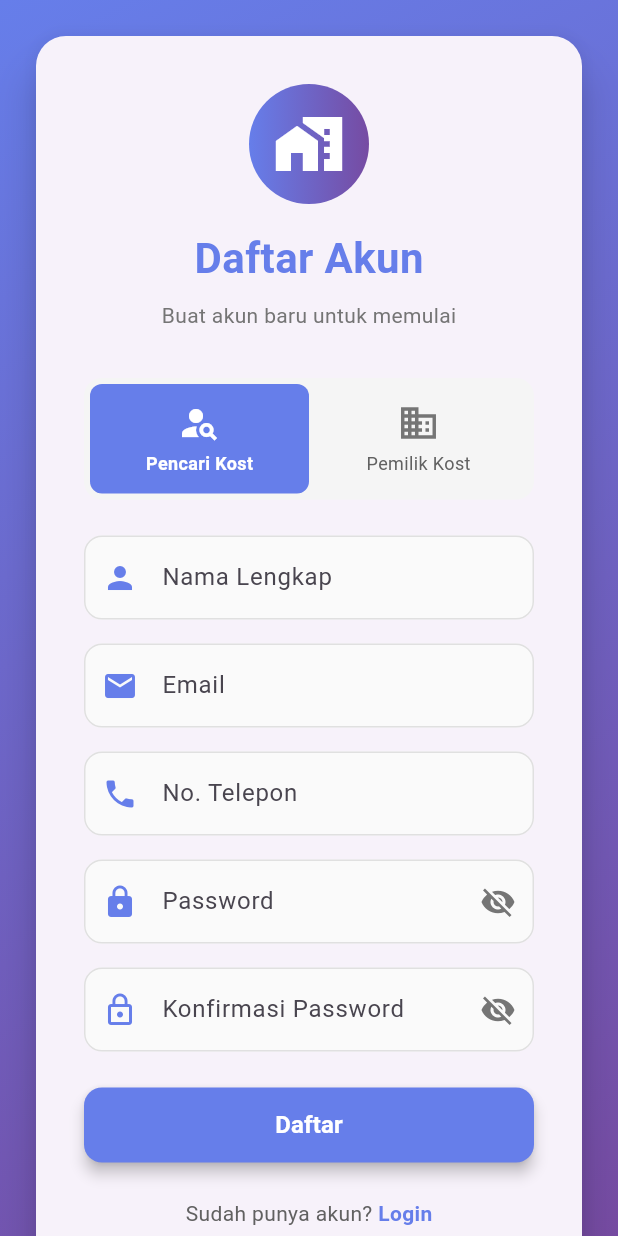
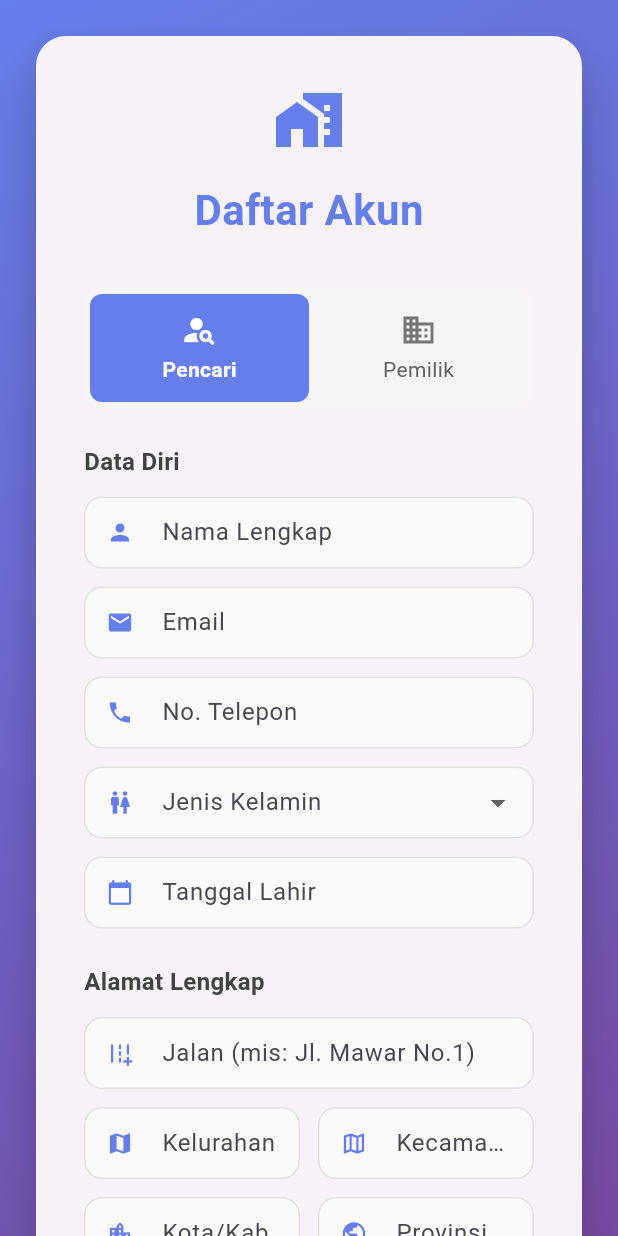
Before and after one commit to lupitaaasetia/Kost_ong, a Flutter app: the RegisterScreen screen opened by its route, on a phone screen of 412 x 824 dp. Run offline on Flutter 3.47's test engine with Material 3 defaults, Android fonts, the phone set to English and light mode, and no system bars; accounts and stored records are empty.

Commit message:
PERBAIKAN REGISTER

```diff
--- a/kostongapp/lib/screens/register_screen.dart
+++ b/kostongapp/lib/screens/register_screen.dart
@@ -1,4 +1,5 @@
 import 'package:flutter/material.dart';
+import 'package:intl/intl.dart';
 import '../services/api_service.dart';
 
 class RegisterScreen extends StatefulWidget {
@@ -8,20 +9,54 @@ class RegisterScreen extends StatefulWidget {
 
 class _RegisterScreenState extends State<RegisterScreen> {
   final _formKey = GlobalKey<FormState>();
+
+  // Controllers Data Diri
   final TextEditingController namaC = TextEditingController();
   final TextEditingController emailC = TextEditingController();
   final TextEditingController passC = TextEditingController();
   final TextEditingController confirmPassC = TextEditingController();
   final TextEditingController teleponC = TextEditingController();
+  final TextEditingController tglLahirC = TextEditingController();
+
+  // Controllers Alamat (Wajib sesuai Database)
+  final TextEditingController jalanC = TextEditingController();
+  final TextEditingController kelurahanC = TextEditingController();
+  final TextEditingController kecamatanC = TextEditingController();
+  final TextEditingController kotaC = TextEditingController();
+  final TextEditingController provinsiC = TextEditingController();
+  final TextEditingController kodePosC = TextEditingController();
 
   String error = '';
   bool loading = false;
-  String selectedRole = 'pencari'; // default role
+  String selectedRole = 'pencari';
+  String? selectedGender; // Untuk dropdown jenis kelamin
   bool _obscurePassword = true;
   bool _obscureConfirmPassword = true;
+  DateTime? selectedDate;
+
+  // Fungsi Helper Date Picker
+  Future<void> _selectDate(BuildContext context) async {
+    final DateTime? picked = await showDatePicker(
+      context: context,
+      initialDate: DateTime(2000),
+      firstDate: DateTime(1950),
+      lastDate: DateTime.now(),
+    );
+    if (picked != null && picked != selectedDate) {
+      setState(() {
+        selectedDate = picked;
+        tglLahirC.text = DateFormat('yyyy-MM-dd').format(picked);
+      });
+    }
+  }
 
   void _register() async {
     if (!_formKey.currentState!.validate()) return;
+
+    if (selectedGender == null) {
+      setState(() => error = 'Pilih jenis kelamin');
+      return;
+    }
 
     if (passC.text != confirmPassC.text) {
       setState(() => error = 'Password tidak cocok');
@@ -33,18 +68,28 @@ class _RegisterScreenState extends State<RegisterScreen> {
       loading = true;
     });
 
+    // Memanggil API dengan data lengkap sesuai schema Database
     final res = await ApiService.register(
-      namaC.text.trim(),
-      emailC.text.trim(),
-      passC.text,
-      teleponC.text.trim(),
-      selectedRole,
+      namaLengkap: namaC.text.trim(),
+      email: emailC.text.trim(),
+      password: passC.text,
+      noTelepon: teleponC.text.trim(),
+      role: selectedRole,
+      jenisKelamin: selectedGender!,
+      tanggalLahir: selectedDate?.toIso8601String() ?? DateTime.now().toIso8601String(),
+      alamat: {
+        'jalan': jalanC.text.trim(),
+        'kelurahan': kelurahanC.text.trim(),
+        'kecamatan': kecamatanC.text.trim(),
+        'kota': kotaC.text.trim(),
+        'provinsi': provinsiC.text.trim(),
+        'kode_pos': kodePosC.text.trim(),
+      },
     );
 
     setState(() => loading = false);
 
     if (res['success'] == true) {
-      // Show success message
       ScaffoldMessenger.of(context).showSnackBar(
         SnackBar(
           content: Row(
@@ -56,11 +101,9 @@ class _RegisterScreenState extends State<RegisterScreen> {
           ),
           backgroundColor: Colors.green[700],
           behavior: SnackBarBehavior.floating,
-          shape: RoundedRectangleBorder(borderRadius: BorderRadius.circular(8)),
         ),
       );
 
-      // Navigate to login
       Future.delayed(Duration(seconds: 1), () {
         if (mounted) Navigator.pushReplacementNamed(context, '/');
       });
@@ -100,21 +143,8 @@ class _RegisterScreenState extends State<RegisterScreen> {
                   child: Column(
                     mainAxisSize: MainAxisSize.min,
                     children: [
-                      // Logo and Title
-                      Container(
-                        padding: EdgeInsets.all(16),
-                        decoration: BoxDecoration(
-                          gradient: LinearGradient(
-                            colors: [Color(0xFF667eea), Color(0xFF764ba2)],
-                          ),
-                          shape: BoxShape.circle,
-                        ),
-                        child: Icon(
-                          Icons.home_work,
-                          size: 48,
-                          color: Colors.white,
-                        ),
-                      ),
+                      // Header
+                      Icon(Icons.home_work, size: 48, color: Color(0xFF667eea)),
                       SizedBox(height: 16),
                       Text(
                         'Daftar Akun',
@@ -124,14 +154,9 @@ class _RegisterScreenState extends State<RegisterScreen> {
                           color: Color(0xFF667eea),
                         ),
                       ),
-                      SizedBox(height: 8),
-                      Text(
-                        'Buat akun baru untuk memulai',
-                        style: TextStyle(fontSize: 14, color: Colors.grey[600]),
-                      ),
                       SizedBox(height: 32),
 
-                      // Role Selection
+                      // Role Switcher
                       Container(
                         padding: EdgeInsets.all(4),
                         decoration: BoxDecoration(
@@ -140,128 +165,111 @@ class _RegisterScreenState extends State<RegisterScreen> {
                         ),
                         child: Row(
                           children: [
-                            Expanded(
-                              child: _buildRoleButton(
-                                'pencari',
-                                'Pencari Kost',
-                                Icons.person_search,
-                              ),
-                            ),
-                            Expanded(
-                              child: _buildRoleButton(
-                                'pemilik',
-                                'Pemilik Kost',
-                                Icons.business,
-                              ),
-                            ),
+                            Expanded(child: _buildRoleButton('pencari', 'Pencari', Icons.person_search)),
+                            Expanded(child: _buildRoleButton('pemilik', 'Pemilik', Icons.business)),
                           ],
                         ),
                       ),
                       SizedBox(height: 24),
 
-                      // Form
+                      // Form Input
                       Form(
                         key: _formKey,
                         child: Column(
+                          crossAxisAlignment: CrossAxisAlignment.start,
                           children: [
-                            _buildTextField(
-                              controller: namaC,
-                              label: 'Nama Lengkap',
-                              icon: Icons.person,
-                              validator: (v) => v == null || v.isEmpty
-                                  ? 'Masukkan nama lengkap'
-                                  : null,
-                            ),
-                            SizedBox(height: 16),
+                            _sectionTitle("Data Diri"),
+                            _buildTextField(controller: namaC, label: 'Nama Lengkap', icon: Icons.person),
+                            SizedBox(height: 12),
                             _buildTextField(
                               controller: emailC,
                               label: 'Email',
                               icon: Icons.email,
-                              keyboardType: TextInputType.emailAddress,
-                              validator: (v) {
-                                if (v == null || v.isEmpty) {
-                                  return 'Masukkan email';
-                                }
-                                if (!v.contains('@')) {
-                                  return 'Email tidak valid';
-                                }
-                                return null;
-                              },
+                              keyboardType: TextInputType.emailAddress
                             ),
-                            SizedBox(height: 16),
+                            SizedBox(height: 12),
                             _buildTextField(
                               controller: teleponC,
                               label: 'No. Telepon',
                               icon: Icons.phone,
-                              keyboardType: TextInputType.phone,
-                              validator: (v) => v == null || v.isEmpty
-                                  ? 'Masukkan nomor telepon'
-                                  : null,
+                              keyboardType: TextInputType.phone
                             ),
-                            SizedBox(height: 16),
+                            SizedBox(height: 12),
+
+                            // Dropdown Gender
+                            DropdownButtonFormField<String>(
+                              value: selectedGender,
+                              decoration: _inputDecoration('Jenis Kelamin', Icons.wc),
+                              items: ['Laki-laki', 'Perempuan'].map((String val) {
+                                return DropdownMenuItem(value: val, child: Text(val));
+                              }).toList(),
+                              onChanged: (v) => setState(() => selectedGender = v),
+                              validator: (v) => v == null ? 'Pilih jenis kelamin' : null,
+                            ),
+                            SizedBox(height: 12),
+
+                            // Date Picker
+                            TextFormField(
+                              controller: tglLahirC,
+                              readOnly: true,
+                              onTap: () => _selectDate(context),
+                              decoration: _inputDecoration('Tanggal Lahir', Icons.calendar_today),
+                              validator: (v) => v!.isEmpty ? 'Isi tanggal lahir' : null,
+                            ),
+
+                            SizedBox(height: 24),
+                            _sectionTitle("Alamat Lengkap"),
+
+                            // Form Alamat
+                            _buildTextField(controller: jalanC, label: 'Jalan (mis: Jl. Mawar No.1)', icon: Icons.add_road),
+                            SizedBox(height: 12),
+                            Row(
+                              children: [
+                                Expanded(child: _buildTextField(controller: kelurahanC, label: 'Kelurahan', icon: Icons.map)),
+                                SizedBox(width: 12),
+                                Expanded(child: _buildTextField(controller: kecamatanC, label: 'Kecamatan', icon: Icons.map_outlined)),
+                              ],
+                            ),
+                            SizedBox(height: 12),
+                            Row(
+                              children: [
+                                Expanded(child: _buildTextField(controller: kotaC, label: 'Kota/Kab', icon: Icons.location_city)),
+                                SizedBox(width: 12),
+                                Expanded(child: _buildTextField(controller: provinsiC, label: 'Provinsi', icon: Icons.public)),
+                              ],
+                            ),
+                            SizedBox(height: 12),
+                            _buildTextField(controller: kodePosC, label: 'Kode Pos', icon: Icons.numbers, keyboardType: TextInputType.number),
+
+                            SizedBox(height: 24),
+                            _sectionTitle("Keamanan"),
                             _buildTextField(
                               controller: passC,
                               label: 'Password',
                               icon: Icons.lock,
                               obscureText: _obscurePassword,
                               suffixIcon: IconButton(
-                                icon: Icon(
-                                  _obscurePassword
-                                      ? Icons.visibility_off
-                                      : Icons.visibility,
-                                  color: Colors.grey[600],
-                                ),
-                                onPressed: () {
-                                  setState(() {
-                                    _obscurePassword = !_obscurePassword;
-                                  });
-                                },
+                                icon: Icon(_obscurePassword ? Icons.visibility_off : Icons.visibility),
+                                onPressed: () => setState(() => _obscurePassword = !_obscurePassword),
                               ),
-                              validator: (v) {
-                                if (v == null || v.isEmpty) {
-                                  return 'Masukkan password';
-                                }
-                                if (v.length < 6) {
-                                  return 'Password minimal 6 karakter';
-                                }
-                                return null;
-                              },
                             ),
-                            SizedBox(height: 16),
+                            SizedBox(height: 12),
                             _buildTextField(
                               controller: confirmPassC,
                               label: 'Konfirmasi Password',
                               icon: Icons.lock_outline,
                               obscureText: _obscureConfirmPassword,
                               suffixIcon: IconButton(
-                                icon: Icon(
-                                  _obscureConfirmPassword
-                                      ? Icons.visibility_off
-                                      : Icons.visibility,
-                                  color: Colors.grey[600],
-                                ),
-                                onPressed: () {
-                                  setState(() {
-                                    _obscureConfirmPassword =
-                                        !_obscureConfirmPassword;
-                                  });
-                                },
+                                icon: Icon(_obscureConfirmPassword ? Icons.visibility_off : Icons.visibility),
+                                onPressed: () => setState(() => _obscureConfirmPassword = !_obscureConfirmPassword),
                               ),
-                              validator: (v) {
-                                if (v == null || v.isEmpty) {
-                                  return 'Konfirmasi password';
-                                }
-                                if (v != passC.text) {
-                                  return 'Password tidak cocok';
-                                }
-                                return null;
-                              },
+                              validator: (v) => v != passC.text ? 'Password tidak sama' : null,
                             ),
-                            SizedBox(height: 24),
 
-                            // Register Button
+                            SizedBox(height: 32),
+                            // Tombol Daftar
                             loading
-                                ? CircularProgressIndicator()
+                                ? Center(child: CircularProgressIndicator())
                                 : SizedBox(
                                     width: double.infinity,
                                     height: 50,
@@ -270,79 +278,27 @@ class _RegisterScreenState extends State<RegisterScreen> {
                                       style: ElevatedButton.styleFrom(
                                         backgroundColor: Color(0xFF667eea),
                                         foregroundColor: Colors.white,
-                                        shape: RoundedRectangleBorder(
-                                          borderRadius: BorderRadius.circular(
-                                            12,
-                                          ),
-                                        ),
-                                        elevation: 4,
+                                        shape: RoundedRectangleBorder(borderRadius: BorderRadius.circular(12)),
                                       ),
-                                      child: Text(
-                                        'Daftar',
-                                        style: TextStyle(
-                                          fontSize: 16,
-                                          fontWeight: FontWeight.bold,
-                                        ),
-                                      ),
+                                      child: Text('Daftar Sekarang', style: TextStyle(fontSize: 16, fontWeight: FontWeight.bold)),
                                     ),
                                   ),
 
-                            // Error Message
-                            if (error.isNotEmpty) ...[
-                              SizedBox(height: 16),
-                              Container(
-                                padding: EdgeInsets.all(12),
-                                decoration: BoxDecoration(
-                                  color: Colors.red[50],
-                                  borderRadius: BorderRadius.circular(8),
-                                  border: Border.all(color: Colors.red[200]!),
-                                ),
-                                child: Row(
-                                  children: [
-                                    Icon(
-                                      Icons.error_outline,
-                                      color: Colors.red[700],
-                                      size: 20,
-                                    ),
-                                    SizedBox(width: 8),
-                                    Expanded(
-                                      child: Text(
-                                        error,
-                                        style: TextStyle(
-                                          color: Colors.red[700],
-                                          fontSize: 13,
-                                        ),
-                                      ),
-                                    ),
-                                  ],
-                                ),
+                            // Error
+                            if (error.isNotEmpty)
+                              Padding(
+                                padding: const EdgeInsets.only(top: 16.0),
+                                child: Text(error, style: TextStyle(color: Colors.red, fontSize: 14), textAlign: TextAlign.center),
                               ),
-                            ],
 
                             SizedBox(height: 24),
-
-                            // Login Link
                             Row(
                               mainAxisAlignment: MainAxisAlignment.center,
                               children: [
-                                Text(
-                                  'Sudah punya akun? ',
-                                  style: TextStyle(color: Colors.grey[700]),
-                                ),
+                                Text('Sudah punya akun? ', style: TextStyle(color: Colors.grey[700])),
                                 GestureDetector(
-                                  onTap: () {
-                                    Navigator.pushReplacementNamed(
-                                      context,
-                                      '/',
-                                    );
-                                  },
-                                  child: Text(
-                                    'Login',
-                                    style: TextStyle(
-                                      color: Color(0xFF667eea),
-                                      fontWeight: FontWeight.bold,
-                                    ),
-                                  ),
+                                  onTap: () => Navigator.pushReplacementNamed(context, '/'),
+                                  child: Text('Login', style: TextStyle(color: Color(0xFF667eea), fontWeight: FontWeight.bold)),
                                 ),
                               ],
                             ),
@@ -360,6 +316,13 @@ class _RegisterScreenState extends State<RegisterScreen> {
     );
   }
 
+  Widget _sectionTitle(String title) {
+    return Padding(
+      padding: const EdgeInsets.only(bottom: 12),
+      child: Text(title, style: TextStyle(fontSize: 16, fontWeight: FontWeight.bold, color: Colors.grey[800])),
+    );
+  }
+
   Widget _buildRoleButton(String role, String label, IconData icon) {
     final isSelected = selectedRole == role;
     return GestureDetector(
@@ -372,23 +335,26 @@ class _RegisterScreenState extends State<RegisterScreen> {
         ),
         child: Column(
           children: [
-            Icon(
-              icon,
-              color: isSelected ? Colors.white : Colors.grey[600],
-              size: 28,
-            ),
+            Icon(icon, color: isSelected ? Colors.white : Colors.grey[600]),
             SizedBox(height: 4),
-            Text(
-              label,
-              style: TextStyle(
-                color: isSelected ? Colors.white : Colors.grey[700],
-                fontWeight: isSelected ? FontWeight.bold : FontWeight.normal,
-                fontSize: 12,
-              ),
-            ),
+            Text(label, style: TextStyle(color: isSelected ? Colors.white : Colors.grey[700], fontWeight: isSelected ? FontWeight.bold : FontWeight.normal)),
           ],
         ),
       ),
+    );
+  }
+
+  InputDecoration _inputDecoration(String label, IconData icon, {Widget? suffixIcon}) {
+    return InputDecoration(
+      labelText: label,
+      prefixIcon: Icon(icon, color: Color(0xFF667eea)),
+      suffixIcon: suffixIcon,
+      border: OutlineInputBorder(borderRadius: BorderRadius.circular(12), borderSide: BorderSide(color: Colors.grey[300]!)),
+      enabledBorder: OutlineInputBorder(borderRadius: BorderRadius.circular(12), borderSide: BorderSide(color: Colors.grey[300]!)),
+      focusedBorder: OutlineInputBorder(borderRadius: BorderRadius.circular(12), borderSide: BorderSide(color: Color(0xFF667eea), width: 2)),
+      filled: true,
+      fillColor: Colors.grey[50],
+      isDense: true,
     );
   }
 
@@ -405,36 +371,8 @@ class _RegisterScreenState extends State<RegisterScreen> {
       controller: controller,
       obscureText: obscureText,
       keyboardType: keyboardType,
-      validator: validator,
-      decoration: InputDecoration(
-        labelText: label,
-        prefixIcon: Icon(icon, color: Color(0xFF667eea)),
-        suffixIcon: suffixIcon,
-        border: OutlineInputBorder(
-          borderRadius: BorderRadius.circular(12),
-          borderSide: BorderSide(color: Colors.grey[300]!),
-        ),
-        enabledBorder: OutlineInputBorder(
-          borderRadius: BorderRadius.circular(12),
-          borderSide: BorderSide(color: Colors.grey[300]!),
-        ),
-        focusedBorder: OutlineInputBorder(
-          borderRadius: BorderRadius.circular(12),
-          borderSide: BorderSide(color: Color(0xFF667eea), width: 2),
-        ),
-        filled: true,
-        fillColor: Colors.grey[50],
-      ),
+      validator: validator ?? (v) => v == null || v.isEmpty ? 'Wajib diisi' : null,
+      decoration: _inputDecoration(label, icon, suffixIcon: suffixIcon),
     );
   }
-
-  @override
-  void dispose() {
-    namaC.dispose();
-    emailC.dispose();
-    passC.dispose();
-    confirmPassC.dispose();
-    teleponC.dispose();
-    super.dispose();
-  }
 }
--- a/kostongapp/lib/services/api_service.dart
+++ b/kostongapp/lib/services/api_service.dart
@@ -64,14 +64,17 @@ class ApiService {
     }
   }
 
-  // REGISTER
-  static Future<Map<String, dynamic>> register(
-    String namaLengkap,
-    String email,
-    String password,
-    String telepon,
-    String role,
-  ) async {
+// REGISTER (Updated)
+  static Future<Map<String, dynamic>> register({
+    required String namaLengkap,
+    required String email,
+    required String password,
+    required String noTelepon,
+    required String role,
+    required String jenisKelamin,
+    required String tanggalLahir,
+    required Map<String, String> alamat,
+  }) async {
     final url = Uri.parse('$baseUrl/users/register');
     try {
       final res = await http
@@ -82,8 +85,11 @@ class ApiService {
               'nama_lengkap': namaLengkap,
               'email': email,
               'password': password,
-              'telepon': telepon,
+              'no_telepon': noTelepon,
               'role': role,
+              'jenis_kelamin': jenisKelamin, // Field baru
+              'tanggal_lahir': tanggalLahir, // Field baru
+              'alamat': alamat,              // Nested object alamat
             }),
           )
           .timeout(_timeout);
@@ -102,7 +108,7 @@ class ApiService {
         } catch (_) {
           return {
             'success': false,
-            'message': 'Server error ${res.statusCode}',
+            'message': 'Server error ${res.statusCode}: ${res.body}',
           };
         }
       }
--- a/kostongapp/pubspec.yaml
+++ b/kostongapp/pubspec.yaml
@@ -36,6 +36,7 @@ dependencies:
   cupertino_icons: ^1.0.8
   http: ^0.13.6
   provider: ^6.0.0
+  intl: ^0.20.2
 
 dev_dependencies:
   flutter_test:
```
Also changed, not shown: kostongapp/pubspec.lock, 4 other files.
